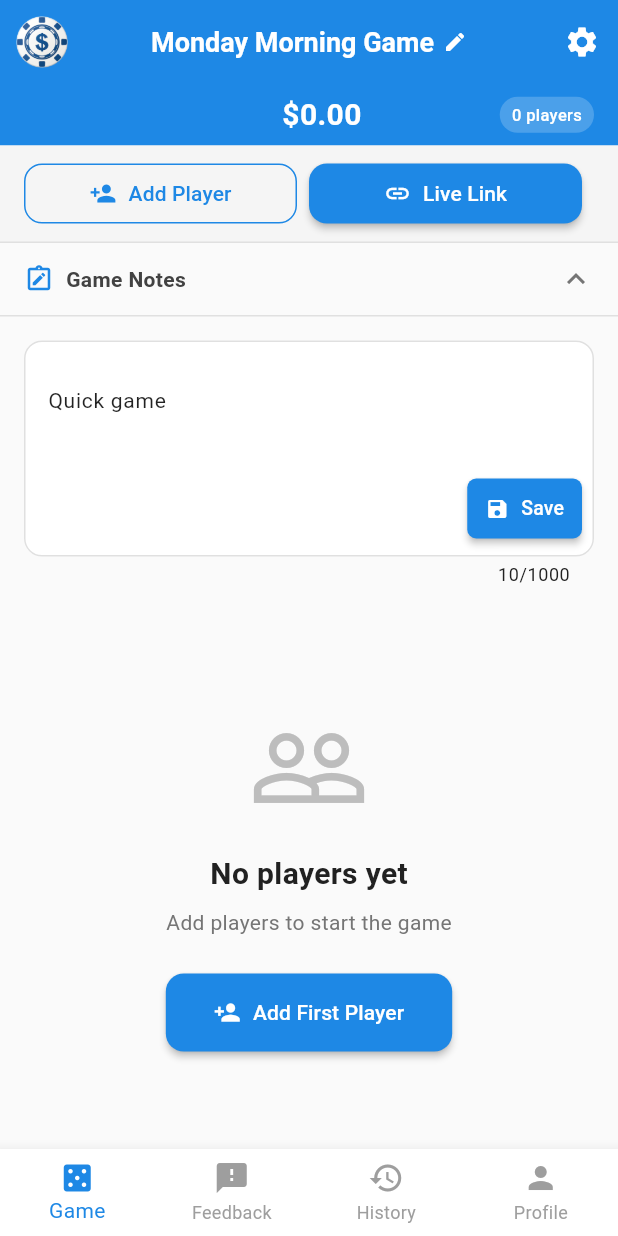
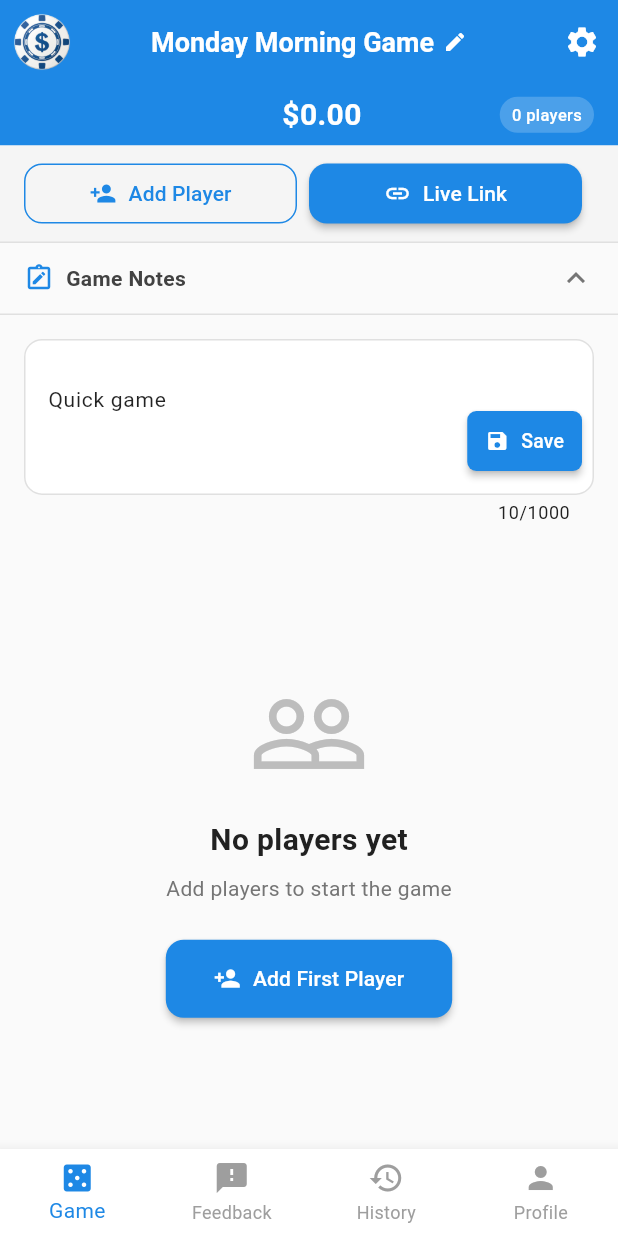
Before and after one commit to project44231/SplitExpenses, a Flutter app: the screen it shows after launch, after a tap on "Continue as Guest", after a tap on "Game Notes", on a phone screen of 412 x 824 dp. Run offline on Flutter 3.47's test engine with Material 3 defaults, Android fonts, the phone set to English and light mode, and no system bars; our stand-ins replace cloud_firestore, device_info_plus, firebase_auth, firebase_core, firebase_storage, flutter_riverpod and 7 more; accounts and stored records are empty; statements that could not run were skipped.

Commit message:
Refactor game notes and buy-in amounts for improved user experience
- Removed unused notes handling in ActiveGameScreen, simplifying state management.
- Updated default buy-in amounts across game models and dialogs to [10, 50, 100] for consistency.
- Enhanced UI elements by adjusting padding and image sizes for better visual appeal.

```diff
--- a/lib/features/game/screens/active_game_screen.dart
+++ b/lib/features/game/screens/active_game_screen.dart
@@ -34,9 +34,6 @@ class _ActiveGameScreenState extends ConsumerState<ActiveGameScreen> with Automa
   Game? _currentGame;
   bool _isLoading = true;
   int _buyInsRefreshKey = 0; // Key to force buy-ins reload
-  bool _isNotesExpanded = false;
-  final _notesController = TextEditingController();
-  bool _isSavingNotes = false;
 
   @override
   bool get wantKeepAlive => true; // Keep state alive when switching tabs
@@ -50,7 +47,6 @@ class _ActiveGameScreenState extends ConsumerState<ActiveGameScreen> with Automa
 
   @override
   void dispose() {
-    _notesController.dispose();
     super.dispose();
   }
 
@@ -94,8 +90,6 @@ class _ActiveGameScreenState extends ConsumerState<ActiveGameScreen> with Automa
 
       if (mounted) {
         setState(() => _isLoading = false);
-        // Load notes into controller
-        _notesController.text = _currentGame?.notes ?? '';
       }
     } catch (e) {
       if (mounted) {
@@ -107,22 +101,18 @@ class _ActiveGameScreenState extends ConsumerState<ActiveGameScreen> with Automa
     }
   }
 
-  Future<void> _saveNotes() async {
+  Future<void> _saveNotes(String notes) async {
     if (_currentGame == null) return;
-
-    setState(() => _isSavingNotes = true);
 
     try {
       final updatedGame = await ref.read(gameProvider.notifier).updateGameNotes(
         _currentGame!.id,
-        _notesController.text.trim(),
+        notes.trim(),
       );
 
       if (updatedGame != null && mounted) {
         setState(() {
           _currentGame = updatedGame;
-          _isSavingNotes = false;
-          _isNotesExpanded = false; // Close notes after saving
         });
         ScaffoldMessenger.of(context).showSnackBar(
           const SnackBar(
@@ -133,7 +123,6 @@ class _ActiveGameScreenState extends ConsumerState<ActiveGameScreen> with Automa
       }
     } catch (e) {
       if (mounted) {
-        setState(() => _isSavingNotes = false);
         ScaffoldMessenger.of(context).showSnackBar(
           SnackBar(content: Text('Error saving notes: $e')),
         );
@@ -234,7 +223,7 @@ class _ActiveGameScreenState extends ConsumerState<ActiveGameScreen> with Automa
         currency: currency,
         preselectedPlayerId: preselectedPlayerId,
         quickAmounts: _currentGame!.customBuyInAmounts.isEmpty
-          ? [20, 50, 100, 200]
+          ? [10, 50, 100]
           : _currentGame!.customBuyInAmounts,
       ),
     );
@@ -284,7 +273,7 @@ class _ActiveGameScreenState extends ConsumerState<ActiveGameScreen> with Automa
         currency: currency,
         playerName: playerName,
         quickAmounts: _currentGame!.customBuyInAmounts.isEmpty
-          ? [20, 50, 100, 200]
+          ? [10, 50, 100]
           : _currentGame!.customBuyInAmounts,
       ),
     );
@@ -320,7 +309,7 @@ class _ActiveGameScreenState extends ConsumerState<ActiveGameScreen> with Automa
 
     if (newAmounts != null && mounted) {
       final updatedGame = _currentGame!.copyWith(
-        customBuyInAmounts: newAmounts.isEmpty ? [20, 50, 100, 200] : newAmounts,
+        customBuyInAmounts: newAmounts.isEmpty ? [10, 50, 100] : newAmounts,
         updatedAt: DateTime.now(),
       );
 
@@ -644,7 +633,6 @@ class _ActiveGameScreenState extends ConsumerState<ActiveGameScreen> with Automa
           setState(() {
             _currentGame = newGame;
             _isLoading = false;
-            _notesController.text = '';
             _buyInsRefreshKey++;
           });
 
@@ -769,13 +757,13 @@ class _ActiveGameScreenState extends ConsumerState<ActiveGameScreen> with Automa
             return Scaffold(
               appBar: AppBar(
                 leading: Padding(
-                  padding: const EdgeInsets.all(4.0),
+                  padding: const EdgeInsets.all(2.0),
                   child: ClipRRect(
                     borderRadius: BorderRadius.circular(12),
                     child: Image.asset(
                       'images/app_icon.png',
-                      width: 60,
-                      height: 60,
+                      width: 90,
+                      height: 90,
                       fit: BoxFit.cover,
                     ),
                   ),
@@ -1025,126 +1013,9 @@ class _ActiveGameScreenState extends ConsumerState<ActiveGameScreen> with Automa
                   ),
 
                   // Game Notes Section
-                  Container(
-                    color: Colors.grey.shade50,
-                    child: Column(
-                      children: [
-                        InkWell(
-                          onTap: () {
-                            setState(() => _isNotesExpanded = !_isNotesExpanded);
-                          },
-                          child: Container(
-                            padding: const EdgeInsets.symmetric(horizontal: 16, vertical: 12),
-                            decoration: BoxDecoration(
-                              border: Border(
-                                bottom: BorderSide(color: Colors.grey.shade300),
-                              ),
-                            ),
-                            child: Row(
-                              children: [
-                                Icon(
-                                  Icons.note_alt_outlined,
-                                  size: 20,
-                                  color: AppTheme.primaryColor,
-                                ),
-                                const SizedBox(width: 8),
-                                Text(
-                                  'Game Notes',
-                                  style: TextStyle(
-                                    fontSize: 14,
-                                    fontWeight: FontWeight.w600,
-                                    color: Colors.grey.shade800,
-                                  ),
-                                ),
-                                if ((_currentGame?.notes ?? '').isNotEmpty && !_isNotesExpanded)
-                                  Padding(
-                                    padding: const EdgeInsets.only(left: 8),
-                                    child: Container(
-                                      width: 6,
-                                      height: 6,
-                                      decoration: BoxDecoration(
-                                        color: AppTheme.primaryColor,
-                                        shape: BoxShape.circle,
-                                      ),
-                                    ),
-                                  ),
-                                const Spacer(),
-                                Icon(
-                                  _isNotesExpanded ? Icons.expand_less : Icons.expand_more,
-                                  color: Colors.grey.shade600,
-                                ),
-                              ],
-                            ),
-                          ),
-                        ),
-                        AnimatedSize(
-                          duration: const Duration(milliseconds: 300),
-                          curve: Curves.easeInOut,
-                          child: _isNotesExpanded
-                              ? Container(
-                                  padding: const EdgeInsets.all(16),
-                                  child: Stack(
-                                    children: [
-                                      TextField(
-                                        controller: _notesController,
-                                        maxLines: 4,
-                                        maxLength: 1000,
-                                        style: const TextStyle(
-                                          color: Colors.black87,
-                                          fontSize: 14,
-                                        ),
-                                        decoration: InputDecoration(
-                                          hintText: 'Add notes about this game...',
-                                          hintStyle: TextStyle(
-                                            color: Colors.grey.shade600,
-                                            fontSize: 14,
-                                          ),
-                                          border: const OutlineInputBorder(),
-                                          filled: true,
-                                          fillColor: Colors.white,
-                                          contentPadding: const EdgeInsets.fromLTRB(12, 12, 12, 48),
-                                        ),
-                                      ),
-                                      Positioned(
-                                        right: 8,
-                                        bottom: 28,
-                                        child: ElevatedButton.icon(
-                                          onPressed: _isSavingNotes ? null : _saveNotes,
-                                          icon: _isSavingNotes
-                                              ? const SizedBox(
-                                                  width: 14,
-                                                  height: 14,
-                                                  child: CircularProgressIndicator(
-                                                    strokeWidth: 2,
-                                                    color: Colors.white,
-                                                  ),
-                                                )
-                                              : const Icon(
-                                                  Icons.save,
-                                                  size: 16,
-                                                ),
-                                          label: Text(
-                                            _isSavingNotes ? 'Saving...' : 'Save',
-                                            style: const TextStyle(fontSize: 13),
-                                          ),
-                                          style: ElevatedButton.styleFrom(
-                                            backgroundColor: AppTheme.primaryColor,
-                                            foregroundColor: Colors.white,
-                                            padding: const EdgeInsets.symmetric(horizontal: 12, vertical: 8),
-                                            shape: RoundedRectangleBorder(
-                                              borderRadius: BorderRadius.circular(6),
-                                            ),
-                                            elevation: 2,
-                                          ),
-                                        ),
-                                      ),
-                                    ],
-                                  ),
-                                )
-                              : const SizedBox.shrink(),
-                        ),
-                      ],
-                    ),
+                  _GameNotesSection(
+                    game: _currentGame!,
+                    onSaveNotes: _saveNotes,
                   ),
 
                   // Player List or Empty State
@@ -1241,6 +1112,197 @@ class _ActiveGameScreenState extends ConsumerState<ActiveGameScreen> with Automa
   }
 }
 
+/// Separate widget for game notes to prevent entire page rebuild
+class _GameNotesSection extends StatefulWidget {
+  final Game game;
+  final Future<void> Function(String notes) onSaveNotes;
+
+  const _GameNotesSection({
+    required this.game,
+    required this.onSaveNotes,
+  });
+
+  @override
+  State<_GameNotesSection> createState() => _GameNotesSectionState();
+}
+
+class _GameNotesSectionState extends State<_GameNotesSection> {
+  bool _isExpanded = false;
+  late final TextEditingController _notesController;
+  bool _isSaving = false;
+
+  @override
+  void initState() {
+    super.initState();
+    _notesController = TextEditingController(text: widget.game.notes ?? '');
+  }
+
+  @override
+  void didUpdateWidget(_GameNotesSection oldWidget) {
+    super.didUpdateWidget(oldWidget);
+    // Update controller if game notes changed externally
+    if (widget.game.notes != oldWidget.game.notes) {
+      _notesController.text = widget.game.notes ?? '';
+    }
+  }
+
+  @override
+  void dispose() {
+    _notesController.dispose();
+    super.dispose();
+  }
+
+  Future<void> _handleSave() async {
+    if (_isSaving) return;
+
+    setState(() => _isSaving = true);
+    try {
+      await widget.onSaveNotes(_notesController.text);
+      if (mounted) {
+        setState(() {
+          _isSaving = false;
+          _isExpanded = false; // Close after saving
+        });
+      }
+    } catch (e) {
+      if (mounted) {
+        setState(() => _isSaving = false);
+      }
+    }
+  }
+
+  @override
+  Widget build(BuildContext context) {
+    return AnimatedContainer(
+      duration: const Duration(milliseconds: 250),
+      curve: Curves.easeInOut,
+      height: _isExpanded ? 200 : 48,
+      color: Colors.grey.shade50,
+      child: Column(
+        mainAxisSize: MainAxisSize.min,
+        children: [
+          InkWell(
+            onTap: () {
+              setState(() => _isExpanded = !_isExpanded);
+            },
+            child: Container(
+              height: 48,
+              padding: const EdgeInsets.symmetric(horizontal: 16, vertical: 12),
+              decoration: BoxDecoration(
+                border: Border(
+                  bottom: BorderSide(color: Colors.grey.shade300),
+                ),
+              ),
+              child: Row(
+                children: [
+                  Icon(
+                    Icons.note_alt_outlined,
+                    size: 20,
+                    color: AppTheme.primaryColor,
+                  ),
+                  const SizedBox(width: 8),
+                  Text(
+                    'Game Notes',
+                    style: TextStyle(
+                      fontSize: 14,
+                      fontWeight: FontWeight.w600,
+                      color: Colors.grey.shade800,
+                    ),
+                  ),
+                  if ((widget.game.notes ?? '').isNotEmpty && !_isExpanded)
+                    Padding(
+                      padding: const EdgeInsets.only(left: 8),
+                      child: Container(
+                        width: 6,
+                        height: 6,
+                        decoration: BoxDecoration(
+                          color: AppTheme.primaryColor,
+                          shape: BoxShape.circle,
+                        ),
+                      ),
+                    ),
+                  const Spacer(),
+                  AnimatedRotation(
+                    turns: _isExpanded ? 0.5 : 0,
+                    duration: const Duration(milliseconds: 250),
+                    child: Icon(
+                      Icons.expand_more,
+                      color: Colors.grey.shade600,
+                    ),
+                  ),
+                ],
+              ),
+            ),
+          ),
+          if (_isExpanded)
+            Expanded(
+              child: Padding(
+                padding: const EdgeInsets.all(16),
+                child: Stack(
+                  children: [
+                    TextField(
+                      controller: _notesController,
+                      maxLines: 4,
+                      maxLength: 1000,
+                      style: const TextStyle(
+                        color: Colors.black87,
+                        fontSize: 14,
+                      ),
+                      decoration: InputDecoration(
+                        hintText: 'Add notes about this game...',
+                        hintStyle: TextStyle(
+                          color: Colors.grey.shade600,
+                          fontSize: 14,
+                        ),
+                        border: const OutlineInputBorder(),
+                        filled: true,
+                        fillColor: Colors.white,
+                        contentPadding: const EdgeInsets.fromLTRB(12, 12, 12, 48),
+                      ),
+                    ),
+                    Positioned(
+                      right: 8,
+                      bottom: 28,
+                      child: ElevatedButton.icon(
+                        onPressed: _isSaving ? null : _handleSave,
+                        icon: _isSaving
+                            ? const SizedBox(
+                                width: 14,
+                                height: 14,
+                                child: CircularProgressIndicator(
+                                  strokeWidth: 2,
+                                  color: Colors.white,
+                                ),
+                              )
+                            : const Icon(
+                                Icons.save,
+                                size: 16,
+                              ),
+                        label: Text(
+                          _isSaving ? 'Saving...' : 'Save',
+                          style: const TextStyle(fontSize: 13),
+                        ),
+                        style: ElevatedButton.styleFrom(
+                          backgroundColor: AppTheme.primaryColor,
+                          foregroundColor: Colors.white,
+                          padding: const EdgeInsets.symmetric(horizontal: 12, vertical: 8),
+                          shape: RoundedRectangleBorder(
+                            borderRadius: BorderRadius.circular(6),
+                          ),
+                          elevation: 2,
+                        ),
+                      ),
+                    ),
+                  ],
+                ),
+              ),
+            ),
+        ],
+      ),
+    );
+  }
+}
+
 /// Dialog widget for editing game name with proper controller lifecycle
 class _EditGameNameDialog extends StatefulWidget {
   final String initialName;
--- a/lib/features/game/widgets/add_buy_in_dialog.dart
+++ b/lib/features/game/widgets/add_buy_in_dialog.dart
@@ -18,7 +18,7 @@ class AddBuyInDialog extends StatefulWidget {
     required this.players,
     required this.currency,
     this.preselectedPlayerId,
-    this.quickAmounts = const [20, 50, 100, 200],
+    this.quickAmounts = const [10, 50, 100],
   });
 
   @override
--- a/lib/features/game/widgets/edit_buy_in_dialog.dart
+++ b/lib/features/game/widgets/edit_buy_in_dialog.dart
@@ -17,7 +17,7 @@ class EditBuyInDialog extends StatefulWidget {
     required this.buyIn,
     required this.currency,
     required this.playerName,
-    this.quickAmounts = const [20, 50, 100, 200],
+    this.quickAmounts = const [10, 50, 100],
   });
 
   @override
--- a/lib/models/game.dart
+++ b/lib/models/game.dart
@@ -18,7 +18,7 @@ class Game with _$Game {
     required GameStatus status,
     required String currency,
     @Default([]) List<String> playerIds,
-    @Default([20, 50, 100, 200]) List<double> customBuyInAmounts,
+    @Default([10, 50, 100]) List<double> customBuyInAmounts,
     required DateTime startTime,
     DateTime? endTime,
     String? notes,
```
Also changed, not shown: lib/models/game.freezed.dart, lib/models/game.g.dart.
